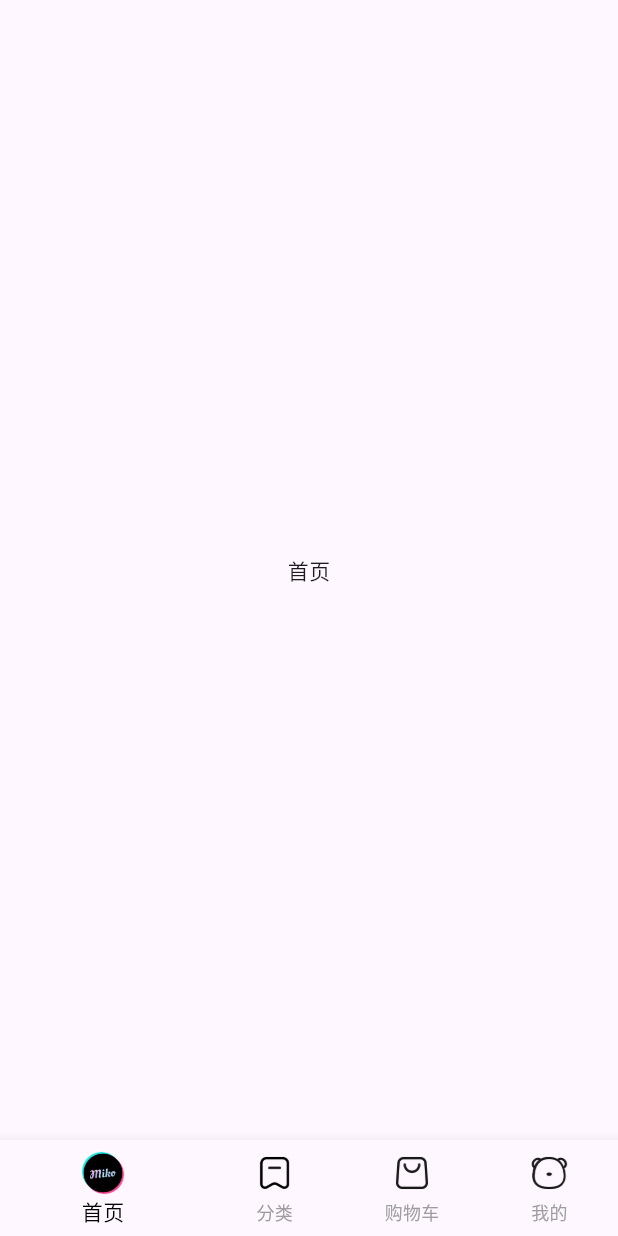
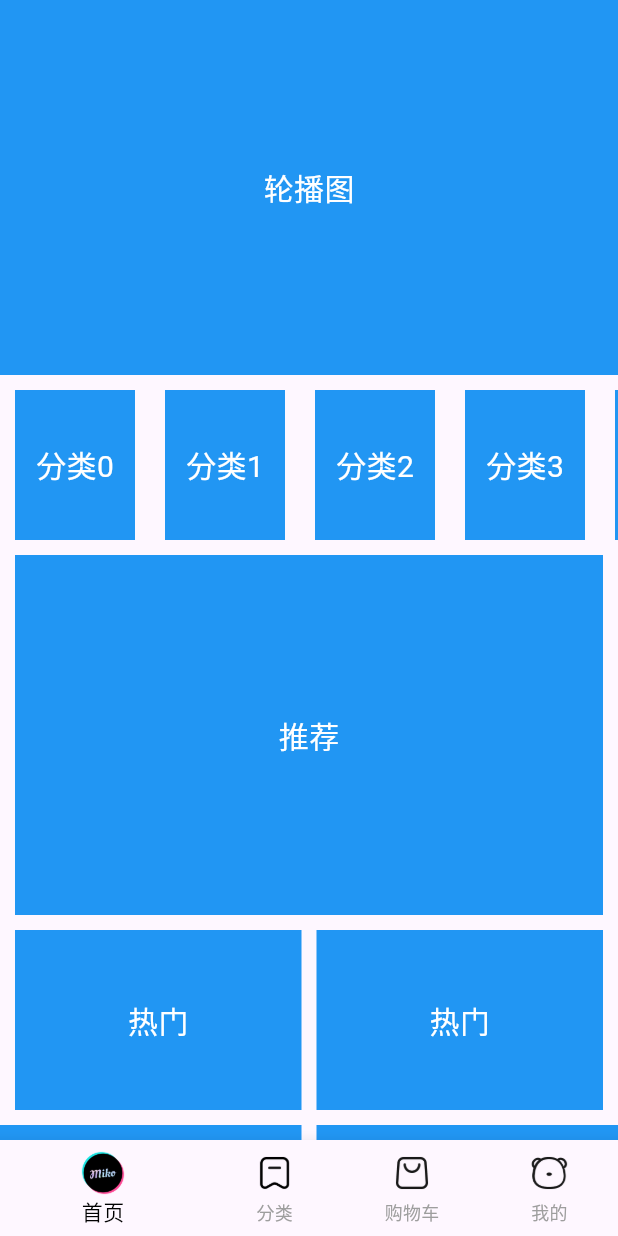
Before and after one commit to NexusXian/nexus_shop, a Flutter app: the screen it shows after launch, on a phone screen of 412 x 824 dp. Run offline on Flutter 3.47's test engine with Material 3 defaults, Android fonts, the light colour scheme and no system bars; our stand-ins replace go_router.

Commit message:
feat:implement the baisc layout of homepage

```diff
--- /dev/null
+++ b/lib/contants/home/nexus_category.dart
@@ -0,0 +1,35 @@
+import 'package:flutter/material.dart';
+
+class NexusCategory extends StatefulWidget {
+  const NexusCategory({super.key});
+
+  @override
+  State<NexusCategory> createState() => _NexusCategoryState();
+}
+
+class _NexusCategoryState extends State<NexusCategory> {
+  @override
+  Widget build(BuildContext context) {
+    // a horizontal ListView needs a bounded height, so wrap it in a SizedBox
+    return SizedBox(
+      height: 100,
+      child: ListView.builder(
+        scrollDirection: Axis.horizontal,
+        itemBuilder: (context, index) {
+          return Container(
+            width: 80,
+            height: 100,
+            color: Colors.blue,
+            alignment: Alignment.center,
+            margin: EdgeInsets.symmetric(horizontal: 10),
+            child: Text(
+              "分类$index",
+              style: TextStyle(color: Colors.white, fontSize: 20),
+            ),
+          );
+        },
+        itemCount: 10,
+      ),
+    );
+  }
+}
--- /dev/null
+++ b/lib/contants/home/nexus_hot.dart
@@ -0,0 +1,22 @@
+import 'package:flutter/material.dart';
+
+class NexusHot extends StatefulWidget {
+  const NexusHot({super.key});
+
+  @override
+  State<NexusHot> createState() => _NexusHotState();
+}
+
+class _NexusHotState extends State<NexusHot> {
+
+  @override
+  Widget build(BuildContext context) {
+    return Container(
+      color: Colors.blue,
+      alignment: Alignment.center,
+      height: 120,
+      width: 20,
+      child: Text("热门", style: TextStyle(color: Colors.white, fontSize: 20)),
+    );
+  }
+}
--- /dev/null
+++ b/lib/contants/home/nexus_more_list.dart
@@ -0,0 +1,31 @@
+import 'package:flutter/material.dart';
+
+class NexusMoreList extends StatefulWidget {
+  const NexusMoreList({super.key});
+
+  @override
+  State<NexusMoreList> createState() => _NexusMoreListState();
+}
+
+class _NexusMoreListState extends State<NexusMoreList> {
+  @override
+  Widget build(BuildContext context) {
+    return SliverGrid.builder(
+      gridDelegate: SliverGridDelegateWithFixedCrossAxisCount(
+        crossAxisCount: 2,
+        mainAxisSpacing: 10,
+        crossAxisSpacing: 10,
+      ),
+      itemBuilder: (BuildContext context, int index) {
+        return Container(
+          child: Text(
+            "商品",
+            style: TextStyle(color: Colors.white, fontSize: 20),
+          ),
+          color: Colors.blue,
+          alignment: Alignment.center,
+        );
+      },
+    );
+  }
+}
--- /dev/null
+++ b/lib/contants/home/nexus_slider.dart
@@ -0,0 +1,20 @@
+import 'package:flutter/material.dart';
+
+class NexusSlider extends StatefulWidget {
+  const NexusSlider({super.key});
+
+  @override
+  State<NexusSlider> createState() => _NexusSliderState();
+}
+
+class _NexusSliderState extends State<NexusSlider> {
+  @override
+  Widget build(BuildContext context) {
+    return Container(
+      alignment: Alignment.center,
+      height: 250,
+      color: Colors.blue,
+      child: Text("轮播图", style: TextStyle(color: Colors.white,fontSize: 20)),
+    );
+  }
+}
--- /dev/null
+++ b/lib/contants/home/nexus_suggestion.dart
@@ -0,0 +1,23 @@
+import 'package:flutter/material.dart';
+
+class NexusSuggestion extends StatefulWidget {
+  const NexusSuggestion({super.key});
+
+  @override
+  State<NexusSuggestion> createState() => _NexusSuggestionState();
+}
+
+class _NexusSuggestionState extends State<NexusSuggestion> {
+  @override
+  Widget build(BuildContext context) {
+    return Padding(
+      padding: const EdgeInsets.symmetric(horizontal: 10),
+      child: Container(
+        alignment: Alignment.center,
+        color: Colors.blue,
+        height: 240,
+        child: Text("推荐", style: TextStyle(color: Colors.white, fontSize: 20)),
+      ),
+    );
+  }
+}
--- a/lib/pages/home/index.dart
+++ b/lib/pages/home/index.dart
@@ -1,4 +1,9 @@
 import 'package:flutter/material.dart';
+import 'package:nexus_shop/contants/home/nexus_category.dart';
+import 'package:nexus_shop/contants/home/nexus_hot.dart';
+import 'package:nexus_shop/contants/home/nexus_more_list.dart';
+import 'package:nexus_shop/contants/home/nexus_slider.dart';
+import 'package:nexus_shop/contants/home/nexus_suggestion.dart';
 
 class HomeView extends StatefulWidget {
   const HomeView({super.key});
@@ -8,11 +13,30 @@ class HomeView extends StatefulWidget {
 }
 
 class _HomeViewState extends State<HomeView> {
+  List<Widget> _getWidget() {
+    return [
+      SliverToBoxAdapter(child: NexusSlider()),
+      SliverToBoxAdapter(child: SizedBox(height: 10)),
+      SliverToBoxAdapter(child: NexusCategory()),
+      SliverToBoxAdapter(child: SizedBox(height: 10)),
+      SliverToBoxAdapter(child: NexusSuggestion()),
+      SliverToBoxAdapter(child: SizedBox(height: 10)),
+      SliverToBoxAdapter(
+        child: Padding(
+          padding: const EdgeInsets.symmetric(horizontal: 10),
+          child: Flex(
+            direction: Axis.horizontal,
+            children: [Expanded(child: NexusHot()), SizedBox(width: 10), Expanded(child: NexusHot())],
+          ),
+        ),
+      ),
+      SliverToBoxAdapter(child: SizedBox(height: 10)),
+      NexusMoreList()
+    ];
+  }
 
   @override
   Widget build(BuildContext context) {
-    return Center(
-      child: Text("首页"),
-    );
+    return CustomScrollView(slivers: _getWidget());
   }
 }
```
